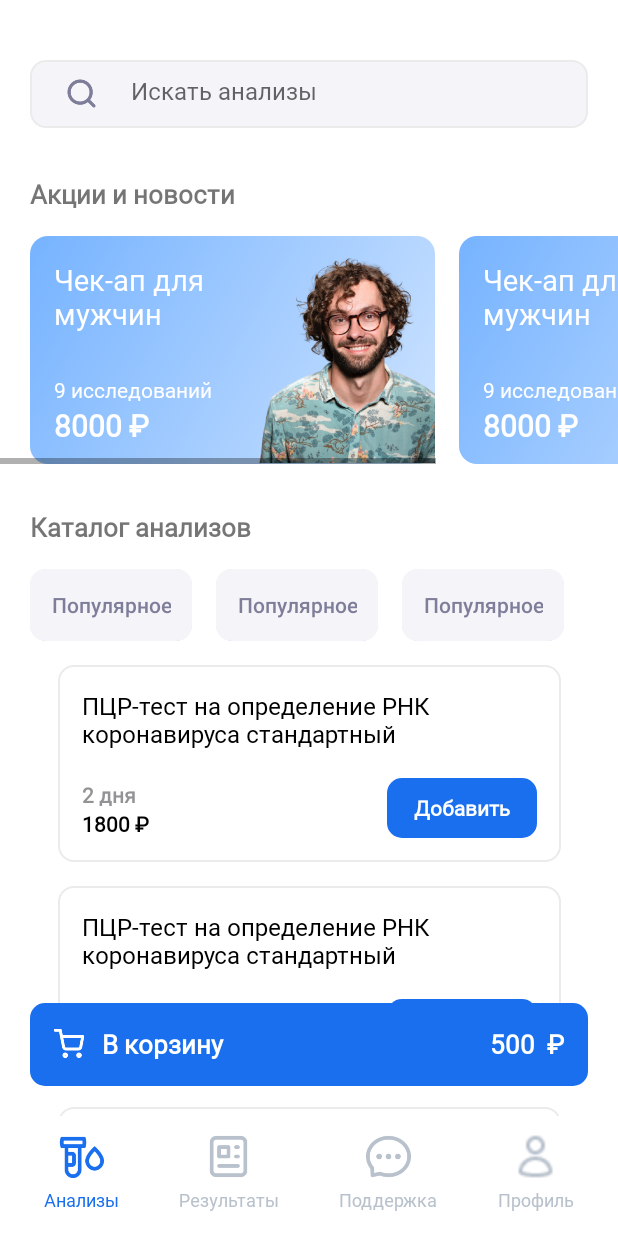
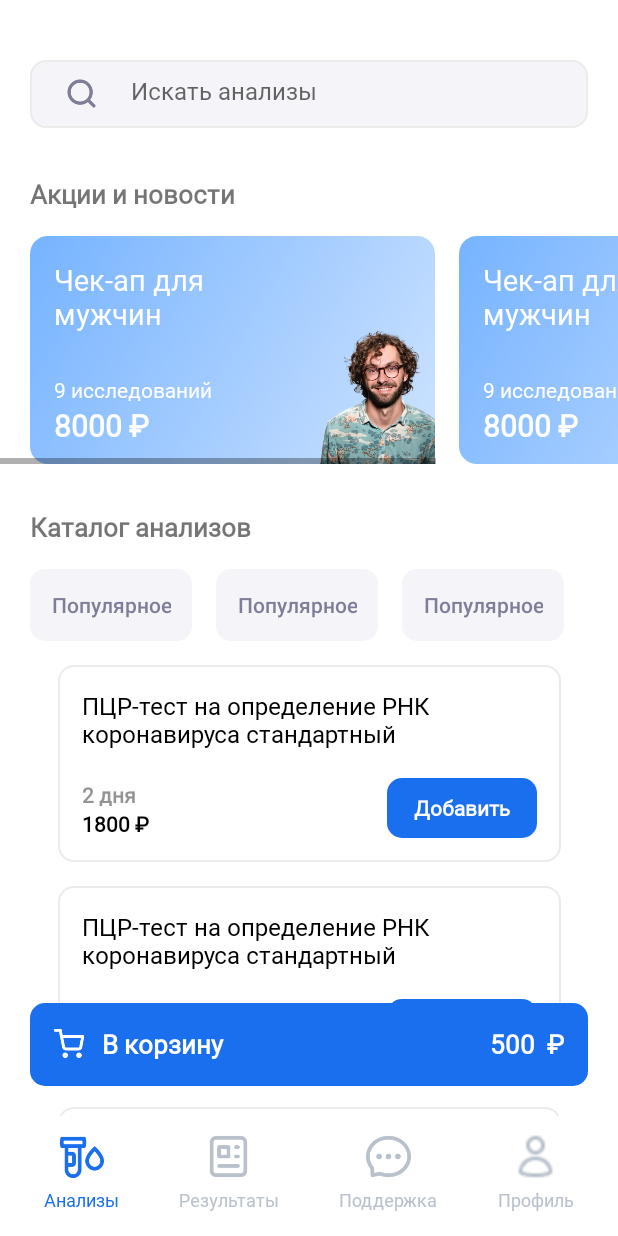
Before and after one commit to klmnvan/Second-Chemp, an Android app: the layout activity_home.xml on its own in the app's theme, with its tools: preview values and no code run, on a phone screen of 412 x 824 dp. Run offline under Robolectric (Android 15) with nearby library versions, the phone set to English and light mode, and no system bars.

Commit message:
last commit

```diff
--- /dev/null
+++ b/app/src/main/java/Person.kt
@@ -0,0 +1,5 @@
+import com.example.chemp_podject.models.PolzovatModel
+
+object Person {
+    var person: PolzovatModel? = null
+}
--- a/app/src/main/java/com/example/chemp_podject/Basket.kt
+++ b/app/src/main/java/com/example/chemp_podject/Basket.kt
@@ -1,6 +1,7 @@
 package com.example.chemp_podject
 
 import android.annotation.SuppressLint
+import android.content.Intent
 import android.os.Build
 import androidx.appcompat.app.AppCompatActivity
 import android.os.Bundle
@@ -23,6 +24,9 @@ class Basket : AppCompatActivity(), AdapterOrder.Order {
         binding = ActivityBasketBinding.inflate(layoutInflater)
         setContentView(binding.root)
         putPerson()
+        binding.buttonOrder.setOnClickListener(){
+            startActivity(Intent(this@Basket, MakeOrder::class.java))
+        }
        /* listOrder = intent.getSerializableExtra("order") as List<BlockModel>
         var a = 5*/
     }
--- a/app/src/main/java/com/example/chemp_podject/fragments/ItemListDialogFragment.kt
+++ b/app/src/main/java/com/example/chemp_podject/fragments/ItemListDialogFragment.kt
@@ -5,6 +5,7 @@ import com.google.android.material.bottomsheet.BottomSheetDialogFragment
 import android.view.LayoutInflater
 import android.view.View
 import android.view.ViewGroup
+import com.example.chemp_podject.Home
 import com.example.chemp_podject.api.BlockModel
 import com.example.chemp_podject.databinding.ItemFragmentBlockBinding
 
@@ -34,5 +35,8 @@ class ItemListDialogFragment : BottomSheetDialogFragment() {
             textAllResults.text = block.time_result
             buttonDobavit.text = "Добавить за " + block.price + " ₽"
         }
+        binding.buttonDobavit.setOnClickListener(){
+            Home.Home.listOrder += block
+        }
     }
 }
--- a/app/src/main/res/layout/activity_create_map.xml
+++ b/app/src/main/res/layout/activity_create_map.xml
@@ -49,7 +49,7 @@
         app:layout_constraintTop_toBottomOf="@+id/text_hintinfo" />
 
     <TextView
-        android:id="@+id/text_propusk"
+        android:id="@+id/buttonPropusk"
         android:layout_width="wrap_content"
         android:layout_height="wrap_content"
         android:layout_marginTop="55dp"
--- a/app/src/main/res/layout/activity_home.xml
+++ b/app/src/main/res/layout/activity_home.xml
@@ -120,6 +120,7 @@
                 android:layout_height="152dp"
                 android:layout_marginTop="16dp"
                 app:layout_constraintEnd_toEndOf="parent"
+                app:layout_constraintHorizontal_bias="0.0"
                 app:layout_constraintStart_toStartOf="parent"
                 app:layout_constraintTop_toBottomOf="@+id/textView">
 
@@ -150,6 +151,7 @@
                 android:id="@+id/ListViewButtons"
                 android:layout_width="match_parent"
                 android:layout_height="48dp"
+                android:layout_marginHorizontal="20dp"
                 android:layout_marginTop="16dp"
                 app:layout_constraintEnd_toEndOf="parent"
                 app:layout_constraintStart_toStartOf="parent"
@@ -157,9 +159,8 @@
 
                 <androidx.recyclerview.widget.RecyclerView
                     android:id="@+id/listCategory"
-                    android:layout_width="match_parent"
+                    android:layout_width="wrap_content"
                     android:layout_height="match_parent"
-                    android:layout_marginHorizontal="12dp"
                     android:orientation="horizontal"
                     app:layoutManager="androidx.recyclerview.widget.LinearLayoutManager"
                     tools:listitem="@layout/item_button" />
--- a/app/src/main/res/layout/item_button.xml
+++ b/app/src/main/res/layout/item_button.xml
@@ -1,25 +1,15 @@
 <?xml version="1.0" encoding="utf-8"?>
-<androidx.constraintlayout.widget.ConstraintLayout xmlns:android="http://schemas.android.com/apk/res/android"
+<androidx.constraintlayout.widget.ConstraintLayout
+    xmlns:android="http://schemas.android.com/apk/res/android"
     xmlns:app="http://schemas.android.com/apk/res-auto"
     android:layout_width="wrap_content"
-    android:layout_height="wrap_content"
-    android:layout_marginHorizontal="8dp">
-
-    <androidx.constraintlayout.widget.ConstraintLayout
-        android:layout_width="wrap_content"
-        android:layout_height="48dp"
-        android:background="@drawable/item_blue"
-        android:orientation="horizontal"
-        app:layout_constraintBottom_toBottomOf="parent"
-        app:layout_constraintEnd_toEndOf="parent"
-        app:layout_constraintStart_toStartOf="parent"
-        app:layout_constraintTop_toTopOf="parent">
-
+    android:layout_height="wrap_content">
         <Button
             android:id="@+id/ButtonCatalog"
+            android:layout_marginEnd="16dp"
             style="?buttonBarButtonStyle"
             android:layout_width="wrap_content"
-            android:layout_height="wrap_content"
+            android:layout_height="48dp"
             android:background="@drawable/button_home_white_style"
             android:padding="14dp"
             android:text="Популярное"
@@ -29,6 +19,4 @@
             app:layout_constraintEnd_toEndOf="parent"
             app:layout_constraintStart_toStartOf="parent"
             app:layout_constraintTop_toTopOf="parent"></Button>
-
-    </androidx.constraintlayout.widget.ConstraintLayout>
 </androidx.constraintlayout.widget.ConstraintLayout>
--- a/app/src/main/res/layout/item_new.xml
+++ b/app/src/main/res/layout/item_new.xml
@@ -63,8 +63,8 @@
             app:layout_constraintStart_toStartOf="parent" />
 
         <androidx.constraintlayout.widget.ConstraintLayout
-            android:layout_width="130dp"
-            android:layout_height="wrap_content"
+            android:layout_width="wrap_content"
+            android:layout_height="match_parent"
             app:layout_constraintBottom_toBottomOf="parent"
             app:layout_constraintEnd_toEndOf="parent"
             app:layout_constraintTop_toTopOf="parent"
@@ -73,12 +73,11 @@
 
             <ImageView
                 android:id="@+id/pictureOneBlock"
-                android:layout_width="200dp"
-                android:layout_height="200dp"
-
+                android:layout_width="130dp"
+                android:layout_height="wrap_content"
+                android:adjustViewBounds="true"
                 app:layout_constraintBottom_toBottomOf="parent"
                 app:layout_constraintEnd_toEndOf="parent"
-                app:layout_constraintTop_toTopOf="parent"
                 app:srcCompat="@drawable/picture1" />
 
         </androidx.constraintlayout.widget.ConstraintLayout>
```
Also changed, not shown: app/src/main/java/com/example/chemp_podject/AlterMap.kt (+34 -0 lines), app/src/main/java/com/example/chemp_podject/CreateMap.kt (+5 -4 lines), app/src/main/java/com/example/chemp_podject/Home.kt (+4 -4 lines), app/src/main/java/com/example/chemp_podject/api/AdapterBlock.kt (+0 -7 lines).
